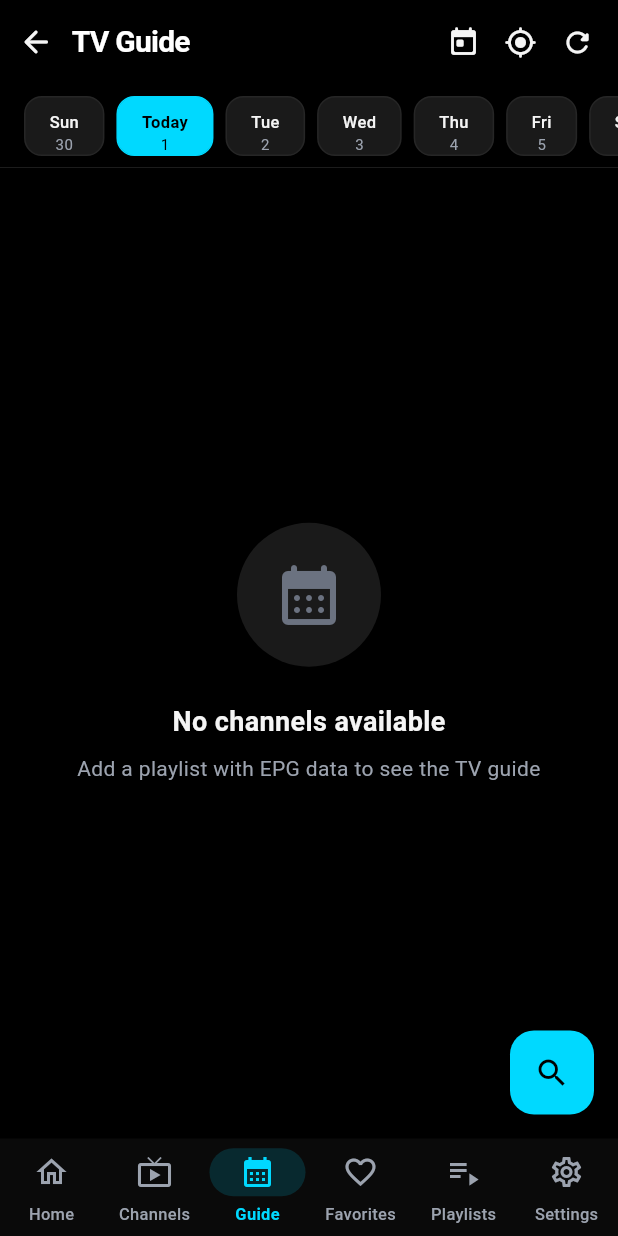
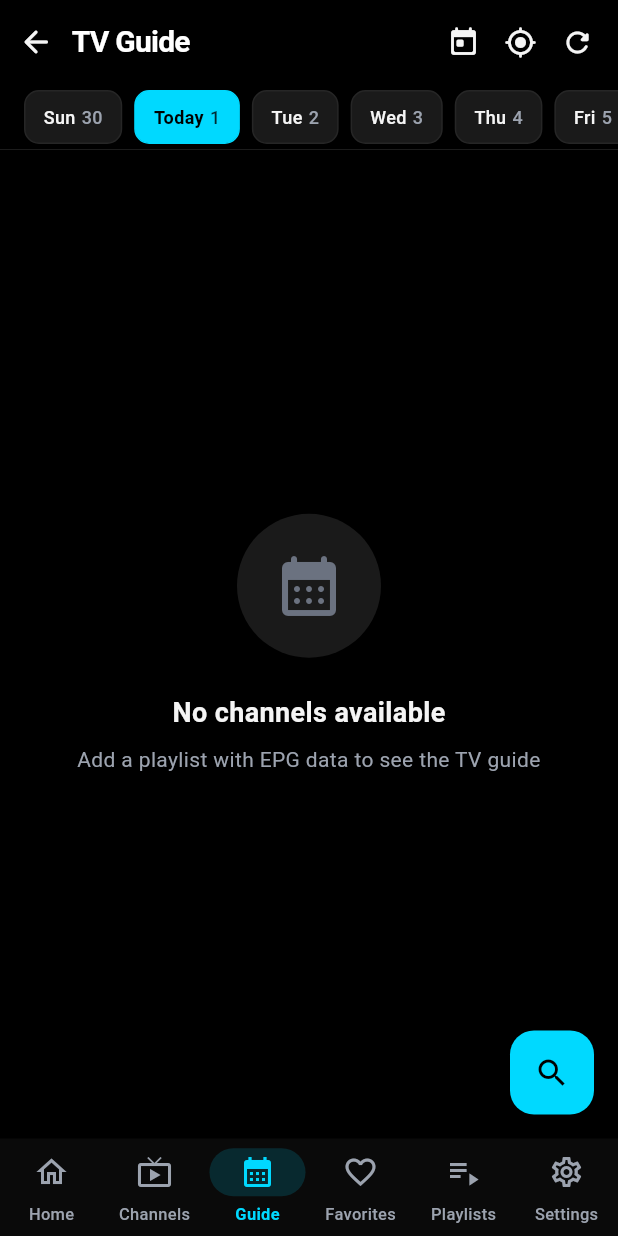
Before and after one commit to kilabyte/NovaTV, a Flutter app: the TvGuideScreen screen opened by its route, on a phone screen of 412 x 824 dp. Run offline on Flutter 3.47's test engine with Material 3 defaults, Android fonts, the phone set to English and light mode, and no system bars; our stand-ins replace cached_network_image, dio, equatable, flutter_riverpod, flutter_screenutil, fpdart and 4 more; missing offline and left inert: linked_scroll_controller, media_kit, media_kit_video; accounts and stored records are empty; statements that could not run were skipped.

Commit message:
fix: TV Guide date selector overflow - use horizontal row layout

```diff
--- a/lib/features/epg/presentation/screens/tv_guide_screen.dart
+++ b/lib/features/epg/presentation/screens/tv_guide_screen.dart
@@ -96,7 +96,7 @@ class _TvGuideScreenState extends ConsumerState<TvGuideScreen> {
       body: Column(
         children: [
           SizedBox(
-              height: MediaQuery.of(context).padding.top + kToolbarHeight + 56),
+              height: MediaQuery.of(context).padding.top + kToolbarHeight + 44),
           // Main content
           Expanded(
             child: channelsAsync.when(
@@ -119,7 +119,7 @@ class _TvGuideScreenState extends ConsumerState<TvGuideScreen> {
     final selectedDate = ref.watch(selectedDateProvider);
 
     return PreferredSize(
-      preferredSize: const Size.fromHeight(kToolbarHeight + 56),
+      preferredSize: const Size.fromHeight(kToolbarHeight + 44),
       child: ClipRRect(
         child: BackdropFilter(
           filter: ImageFilter.blur(sigmaX: 10, sigmaY: 10),
@@ -195,10 +195,10 @@ class _TvGuideScreenState extends ConsumerState<TvGuideScreen> {
     });
 
     return SizedBox(
-      height: 56,
+      height: 44,
       child: ListView.builder(
         scrollDirection: Axis.horizontal,
-        padding: const EdgeInsets.symmetric(horizontal: 12, vertical: 8),
+        padding: const EdgeInsets.symmetric(horizontal: 12, vertical: 4),
         itemCount: dates.length,
         itemBuilder: (context, index) {
           final date = dates[index];
@@ -1017,17 +1017,17 @@ class _DateChipState extends State<_DateChip> {
         color: Colors.transparent,
         child: InkWell(
           onTap: widget.onTap,
-          borderRadius: BorderRadius.circular(12),
+          borderRadius: BorderRadius.circular(10),
           child: AnimatedContainer(
             duration: const Duration(milliseconds: 200),
-            padding: const EdgeInsets.symmetric(horizontal: 16, vertical: 8),
+            padding: const EdgeInsets.symmetric(horizontal: 12, vertical: 6),
             decoration: BoxDecoration(
               color: widget.isSelected
                   ? AppColors.primary
                   : _isHovered
                       ? AppColors.darkSurfaceHover
                       : AppColors.darkSurfaceVariant,
-              borderRadius: BorderRadius.circular(12),
+              borderRadius: BorderRadius.circular(10),
               border: Border.all(
                 color: widget.isSelected
                     ? AppColors.primary
@@ -1036,7 +1036,7 @@ class _DateChipState extends State<_DateChip> {
                         : AppColors.darkBorder,
               ),
             ),
-            child: Column(
+            child: Row(
               mainAxisSize: MainAxisSize.min,
               children: [
                 Text(
@@ -1045,18 +1045,20 @@ class _DateChipState extends State<_DateChip> {
                     color: widget.isSelected
                         ? AppColors.darkBackground
                         : AppColors.darkOnSurface,
-                    fontSize: 11,
+                    fontSize: 12,
                     fontWeight:
                         widget.isSelected ? FontWeight.w600 : FontWeight.w500,
                   ),
                 ),
+                const SizedBox(width: 4),
                 Text(
                   '${widget.date.day}',
                   style: TextStyle(
                     color: widget.isSelected
-                        ? AppColors.darkBackground
+                        ? AppColors.darkBackground.withValues(alpha: 0.8)
                         : AppColors.darkOnSurfaceVariant,
-                    fontSize: 10,
+                    fontSize: 12,
+                    fontWeight: FontWeight.w500,
                   ),
                 ),
               ],
```
